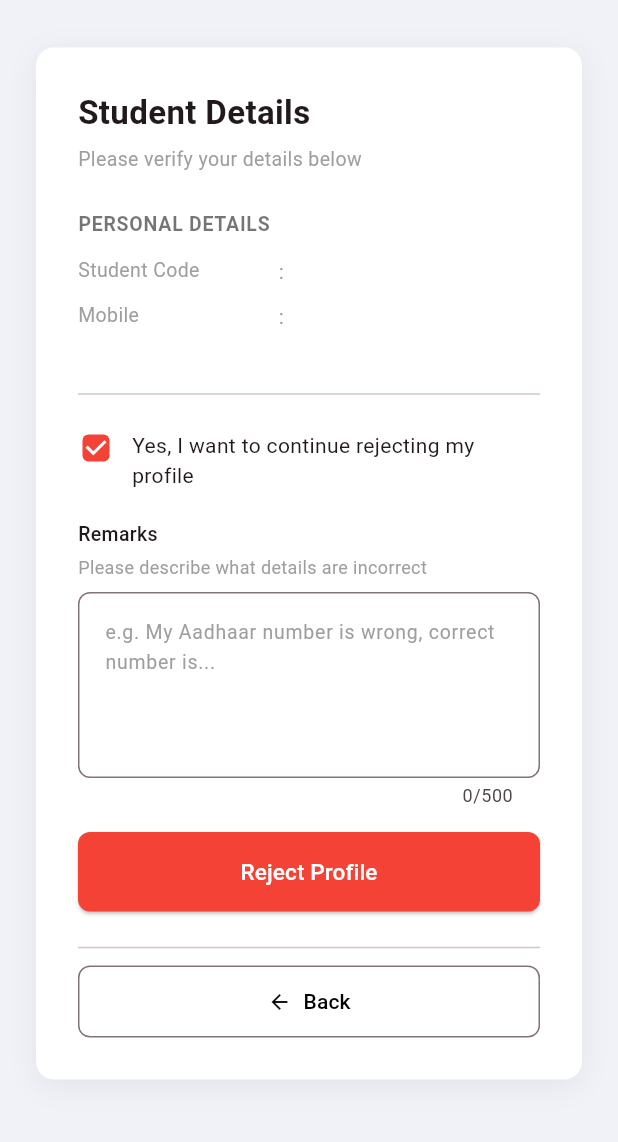
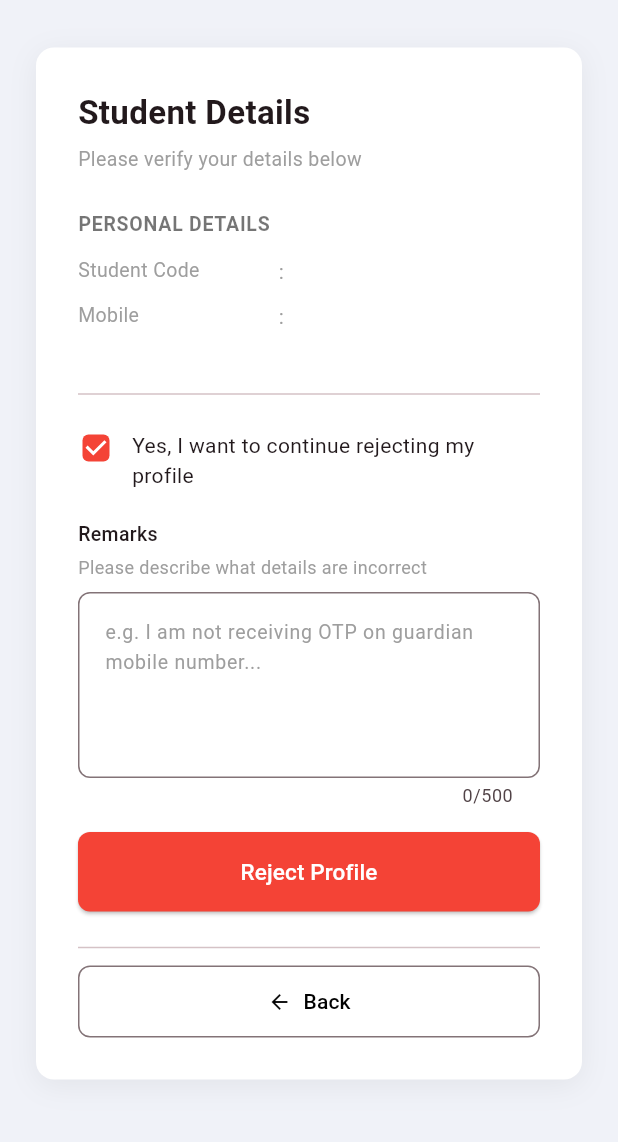
Before and after one commit to UjaniDe/taruner-swapno, a Flutter app: the RejectDetailsScreen screen opened directly with empty values, after a tap on "Yes, I want to continue rejecting my pro", on a phone screen of 412 x 824 dp, the part 80-1222 px from its top. Run offline on Flutter 3.47's test engine with Material 3 defaults, Android fonts, the phone set to English and light mode, and no system bars.

Commit message:
corrected the eg remarks

```diff
--- a/lib/screens/reject_details_screen.dart
+++ b/lib/screens/reject_details_screen.dart
@@ -221,7 +221,7 @@ class _RejectDetailsScreenState extends State<RejectDetailsScreen> {
                                   maxLines: 4,
                                   maxLength: 500,
                                   decoration: InputDecoration(
-                                    hintText: 'e.g. My Aadhaar number is wrong, correct number is...',
+                                    hintText: 'e.g. I am not receiving OTP on guardian mobile number...',
                                     hintStyle: const TextStyle(color: Colors.grey, fontSize: 13),
                                     border: OutlineInputBorder(borderRadius: BorderRadius.circular(8)),
                                     focusedBorder: OutlineInputBorder(
--- a/lib/screens/reject_otp_screen.dart
+++ b/lib/screens/reject_otp_screen.dart
@@ -123,7 +123,7 @@ void _startTimer() {
                           style: TextStyle(fontSize: 22, fontWeight: FontWeight.bold)),
                       const SizedBox(height: 6),
                       Text(
-                        'OTP sent to ${widget.mobile} registered for Student Code: ${widget.studentCode}',
+                        'OTP has been sent to the mobile number linked with your Aadhaar.',
                         style: const TextStyle(fontSize: 13, color: Colors.grey),
                       ),
                       const SizedBox(height: 24),
--- a/lib/screens/student_form_screen.dart
+++ b/lib/screens/student_form_screen.dart
@@ -125,7 +125,7 @@ class _StudentFormScreenState extends State<StudentFormScreen> {
                 maxLines: 4,
                 maxLength: 500,
                 decoration: InputDecoration(
-                  hintText: 'e.g. My Aadhaar number is wrong...',
+                  hintText: 'e.g. My Bank Account details are incorrect...',
                   hintStyle: const TextStyle(color: Colors.grey, fontSize: 13),
                   border: OutlineInputBorder(borderRadius: BorderRadius.circular(8)),
                   focusedBorder: OutlineInputBorder(
```
